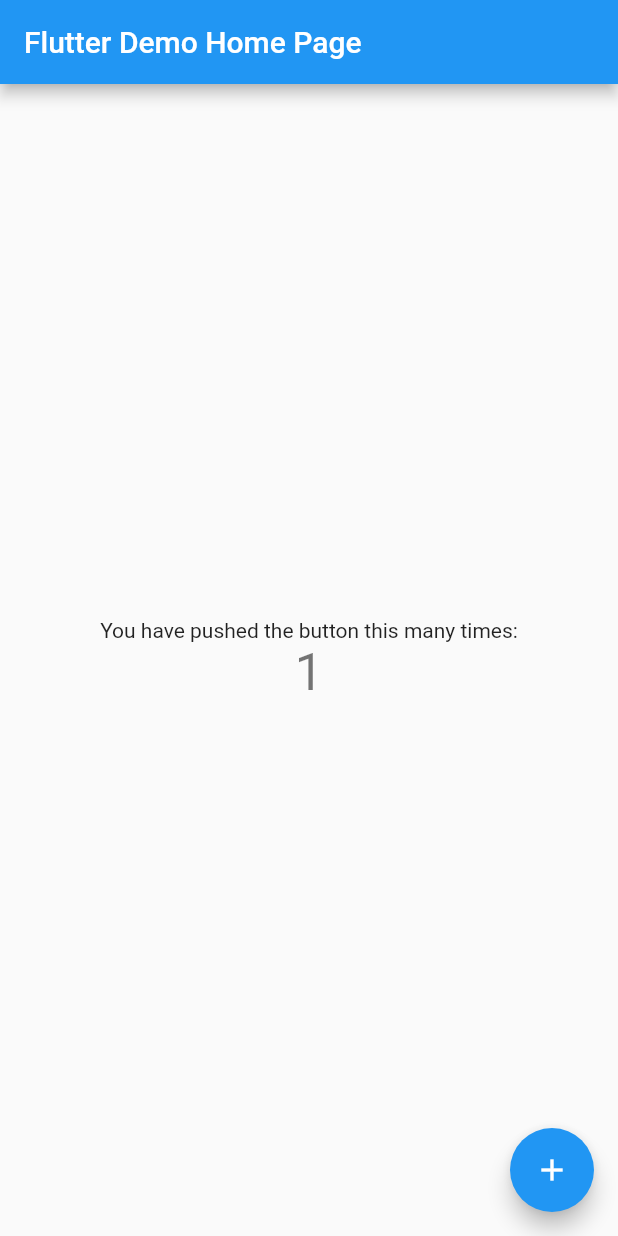
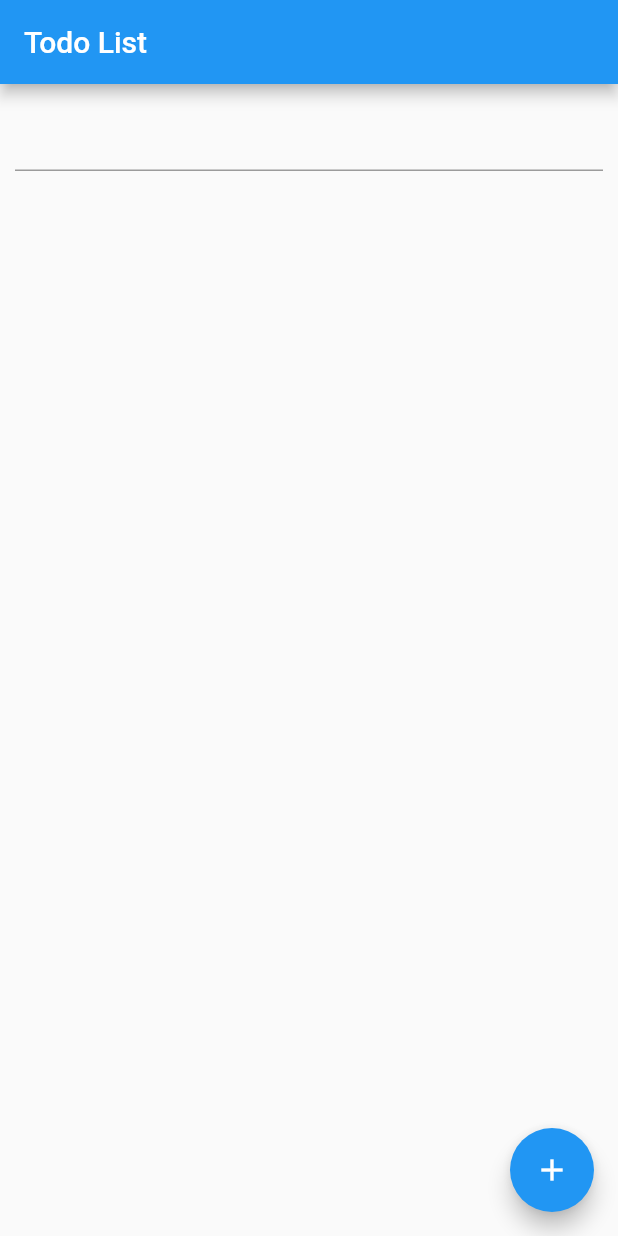
Before and after one commit to sahitpen/flutter-sandbox, a Flutter app: the screen it shows after launch, after a tap on the "add" icon, on a phone screen of 412 x 824 dp. Run offline on Flutter 3.47's test engine with Material 2 defaults, Android fonts, the phone set to English and light mode, and no system bars.

Commit message:
add todo list widget

```diff
--- a/lib/main.dart
+++ b/lib/main.dart
@@ -1,7 +1,8 @@
 import 'package:flutter/material.dart';
+import 'package:flutter_sandbox/widgets/todo_list_widget.dart';
 
 void main() {
-  runApp(MyApp());
+  runApp(TodoListWidget());
 }
 
 class MyApp extends StatelessWidget {
--- /dev/null
+++ b/lib/widgets/todo_list_widget.dart
@@ -0,0 +1,48 @@
+import 'package:flutter/material.dart';
+
+class TodoListWidget extends StatefulWidget {
+  @override
+  _TodoListWidgetState createState() => _TodoListWidgetState();
+}
+
+class _TodoListWidgetState extends State<TodoListWidget> {
+  final tasks = <String>[];
+  final controller = TextEditingController();
+  @override
+  Widget build(BuildContext context) {
+    return MaterialApp(
+      title: "Todo List",
+      home: Scaffold(
+        appBar: AppBar(
+          title: Text('Todo List'),
+        ),
+        body: Padding(
+          padding: EdgeInsets.all(10),
+          child: Column(
+            children: <Widget>[
+              TextField(
+                controller: controller,
+              ),
+              Expanded(
+                  child: ListView.builder(
+                itemCount: tasks.length,
+                itemBuilder: (BuildContext context, int index) {
+                  final task = tasks[index];
+                  return ListTile(title: Text(task));
+                },
+              )),
+            ],
+          ),
+        ),
+        floatingActionButton: FloatingActionButton(
+            onPressed: () {
+              setState(() {
+                tasks.add(controller.text);
+                controller.clear();
+              });
+            },
+            child: Icon(Icons.add)),
+      ),
+    );
+  }
+}
```
